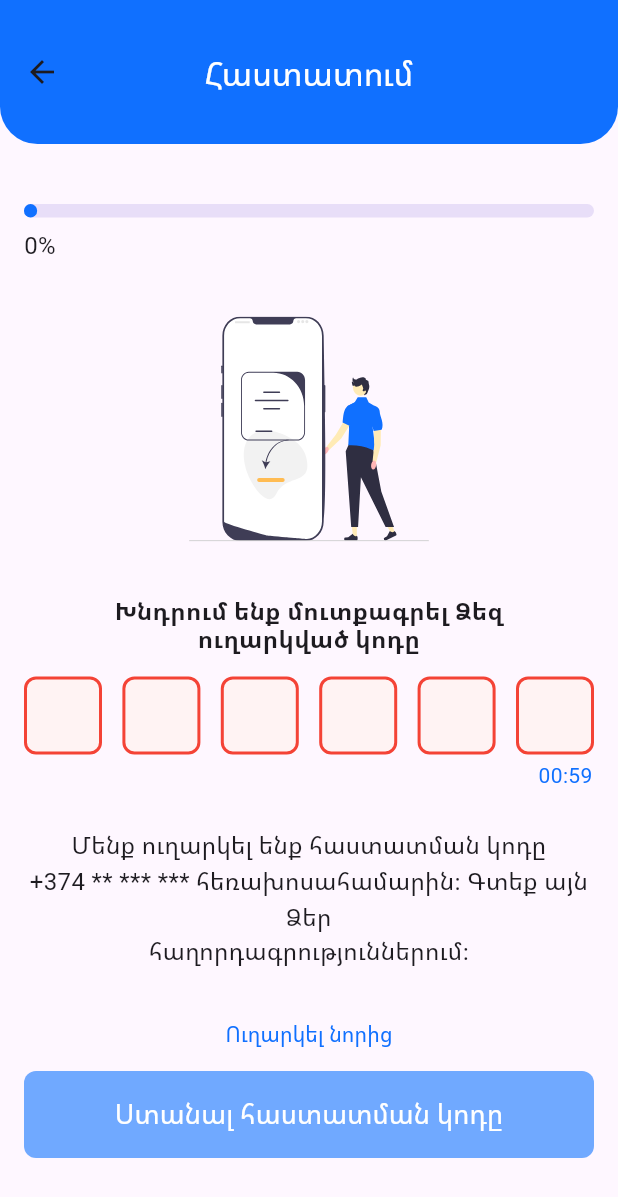
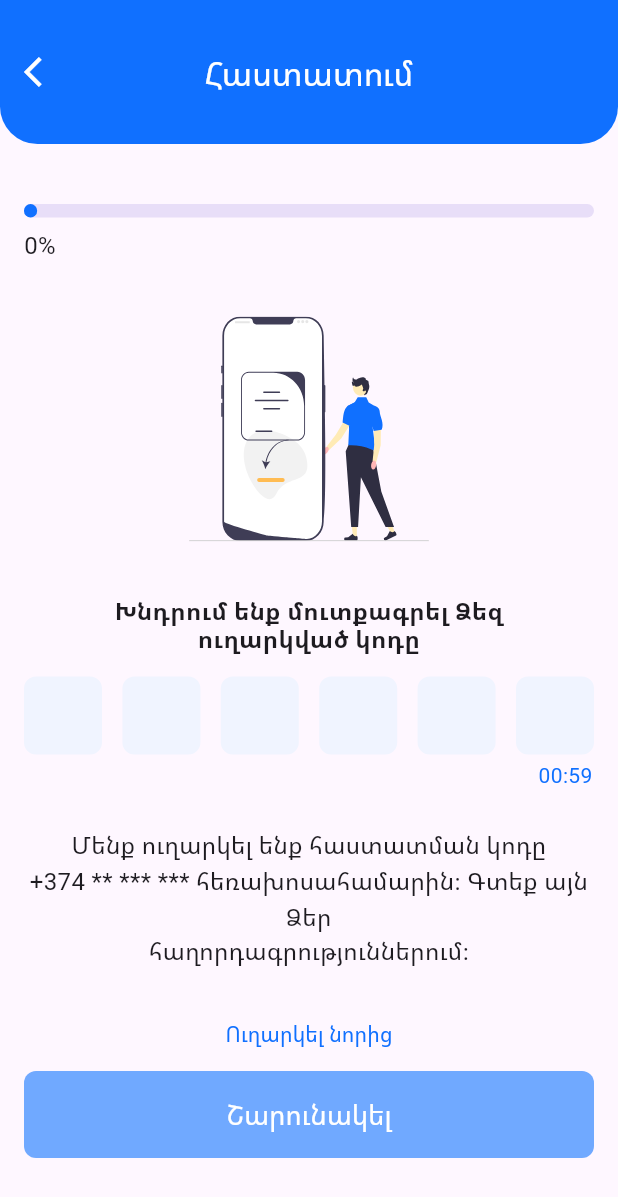
Before and after one commit to Miqo44/ScoreUp, a Flutter app: the Registration screen opened directly, after a tap on "Ստանալ հաստատման կոդը", on a phone screen of 412 x 824 dp. Shown: the top 1197 px of the screen. Run offline on Flutter 3.47's test engine with Material 3 defaults, Android fonts, the phone set to English and light mode, and no system bars; drawn by our look-alikes of pin_code_fields; our stand-ins replace dio, flutter_svg; project files that could hold a hidden picture were left out.

Commit message:
Added packages for appbar

```diff
--- a/lib/screens/login_page_state.dart
+++ b/lib/screens/login_page_state.dart
@@ -181,7 +181,7 @@ class LoginPageState extends State<LoginPage> {
                           Navigator.push(
                             context,
                             MaterialPageRoute(
-                              builder: (context) => Registration(),
+                              builder: (context) => const Registration(),
                             ),
                           );
                         },
--- a/lib/screens/registration/confirmation.dart
+++ b/lib/screens/registration/confirmation.dart
@@ -1,5 +1,5 @@
 import 'dart:async';
-
+import 'package:customappbar/customappbar.dart';
 import 'package:flutter/material.dart';
 import 'package:flutter_svg/svg.dart';
 import 'package:packages/colors.dart';
@@ -16,6 +16,7 @@ class PhoneNumberConfirmation extends StatefulWidget {
 class _PhoneNumberConfirmationState extends State<PhoneNumberConfirmation> {
   Timer? _timer;
   int _start = 60;
+  bool _hasStartedFilling = false;
 
   void startTimer() {
     _start = 60;
@@ -60,20 +61,7 @@ class _PhoneNumberConfirmationState extends State<PhoneNumberConfirmation> {
   @override
   Widget build(BuildContext context) {
     return Scaffold(
-      appBar: AppBar(
-        toolbarHeight: 96,
-        shape: const RoundedRectangleBorder(
-          borderRadius: BorderRadius.vertical(
-            bottom: Radius.circular(25),
-          ),
-        ),
-        backgroundColor: AppColors.appBarBackground,
-        title: const Text(
-          'Հաստատում',
-          style: TextStyle(color: Colors.white),
-        ),
-        centerTitle: true,
-      ),
+      appBar: const CustomAppBar(title: 'Հաստատում', toolBarHeight: 96,),
       body: SingleChildScrollView(
         child: Padding(
           padding: const EdgeInsets.all(16),
@@ -126,7 +114,9 @@ class _PhoneNumberConfirmationState extends State<PhoneNumberConfirmation> {
                 child: PinCodeTextField(
                   appContext: context,
                   length: 6,
-                  onChanged: (value) {},
+                  onChanged: (value) {
+
+                  },
                   onCompleted: (value) {},
                   keyboardType: TextInputType.number,
                   enableActiveFill: true,
@@ -137,10 +127,15 @@ class _PhoneNumberConfirmationState extends State<PhoneNumberConfirmation> {
                     borderRadius: BorderRadius.circular(8),
                     fieldHeight: 52,
                     fieldWidth: 52,
+                    inactiveColor: _hasStartedFilling
+                        ? AppColors.usernameFieldColorError
+                        : AppColors.usernameFieldColorDefault,
                     activeColor: AppColors.usernameFieldColorDefault,
                     activeFillColor: AppColors.usernameFieldColorDefault,
-                    selectedFillColor: Colors.transparent,
-                    inactiveFillColor: AppColors.usernameFieldColorError,
+                    selectedFillColor: AppColors.usernameFieldColorDefault,
+                    inactiveFillColor: _hasStartedFilling
+                        ? AppColors.usernameFieldColorError
+                        : AppColors.usernameFieldColorDefault,
                   ),
                 ),
               ),
@@ -169,6 +164,9 @@ class _PhoneNumberConfirmationState extends State<PhoneNumberConfirmation> {
               TextButton(
                 onPressed: () {
                   startTimer();
+                  setState(() {
+                    _hasStartedFilling = false;
+                  });
                 },
                 child: const Text(
                   "Ուղարկել նորից",
@@ -202,7 +200,7 @@ class _PhoneNumberConfirmationState extends State<PhoneNumberConfirmation> {
                         },
                         // onPressed: _onSubmit,
                         child: const Text(
-                          'Ստանալ հաստատման կոդը',
+                          'Շարունակել',
                           style: TextStyle(color: Colors.white, fontSize: 18),
                         ),
                       ),
--- a/lib/screens/registration/registration.dart
+++ b/lib/screens/registration/registration.dart
@@ -1,3 +1,4 @@
+import 'package:customappbarwithoutarrow/customappbarwithoutarrow.dart';
 import 'package:flutter/gestures.dart';
 import 'package:flutter/material.dart';
 import 'package:flutter/services.dart';
@@ -78,21 +79,7 @@ class RegistrationState extends State<Registration> {
   @override
   Widget build(BuildContext context) {
     return Scaffold(
-      appBar: AppBar(
-        automaticallyImplyLeading: false,
-        toolbarHeight: 96,
-        shape: const RoundedRectangleBorder(
-          borderRadius: BorderRadius.vertical(
-            bottom: Radius.circular(25),
-          ),
-        ),
-        backgroundColor: AppColors.appBarBackground,
-        title: const Text(
-          'Գրանցում',
-          style: TextStyle(color: Colors.white),
-        ),
-        centerTitle: true,
-      ),
+      appBar: const CustomAppBarWithoutArrow(title: 'Գրանցում', toolBarHeight: 96,),
       body: SingleChildScrollView(
         child: Padding(
           padding: const EdgeInsets.all(16),
--- /dev/null
+++ b/packages/customappbar/analysis_options.yaml
@@ -0,0 +1,4 @@
+include: package:flutter_lints/flutter.yaml
+
+# Additional information about this file can be found at
+# https://dart.dev/guides/language/analysis-options
--- /dev/null
+++ b/packages/customappbar/lib/customappbar.dart
@@ -0,0 +1,30 @@
+import 'package:flutter/material.dart';
+
+class CustomAppBar extends StatelessWidget implements PreferredSizeWidget {
+  final String title;
+  final double toolBarHeight;
+
+  const CustomAppBar({super.key, required this.title, required this.toolBarHeight});
+
+  @override
+  Widget build(BuildContext context) {
+    return AppBar(
+      title: Text(title,style: const TextStyle(color: Colors.white),),
+      leading: IconButton(color: Colors.white,
+        icon: const Icon(Icons.arrow_back_ios),
+        onPressed: () => Navigator.of(context).pop(),
+      ),
+      shape: const RoundedRectangleBorder(
+        borderRadius: BorderRadius.vertical(
+          bottom: Radius.circular(25),
+        ),
+      ),
+      backgroundColor: const Color(0xFF1070FF),
+      centerTitle: true,
+      toolbarHeight: toolBarHeight,
+    );
+  }
+
+  @override
+  Size get preferredSize => Size.fromHeight(toolBarHeight);
+}
--- /dev/null
+++ b/packages/customappbarwithoutarrow/analysis_options.yaml
@@ -0,0 +1,4 @@
+include: package:flutter_lints/flutter.yaml
+
+# Additional information about this file can be found at
+# https://dart.dev/guides/language/analysis-options
--- /dev/null
+++ b/packages/customappbarwithoutarrow/lib/customappbarwithoutarrow.dart
@@ -0,0 +1,27 @@
+import 'package:flutter/material.dart';
+
+class CustomAppBarWithoutArrow extends StatelessWidget implements PreferredSizeWidget {
+  final String title;
+  final double toolBarHeight;
+
+  const CustomAppBarWithoutArrow({super.key, required this.title, required this.toolBarHeight});
+
+  @override
+  Widget build(BuildContext context) {
+    return AppBar(
+      title: Text(title,style: const TextStyle(color: Colors.white),),
+      automaticallyImplyLeading: false,
+      shape: const RoundedRectangleBorder(
+        borderRadius: BorderRadius.vertical(
+          bottom: Radius.circular(25),
+        ),
+      ),
+      backgroundColor: const Color(0xFF1070FF),
+      centerTitle: true,
+      toolbarHeight: toolBarHeight,
+    );
+  }
+
+  @override
+  Size get preferredSize => Size.fromHeight(toolBarHeight);
+}
--- a/pubspec.yaml
+++ b/pubspec.yaml
@@ -36,6 +36,12 @@ dependencies:
 
   texts:
     path: packages/texts
+
+  customappbar:
+    path: packages/customappbar
+
+  customappbarwithoutarrow:
+    path: packages/customappbarwithoutarrow
 
   # The following adds the Cupertino Icons font to your application.
   # Use with the CupertinoIcons class for iOS style icons.
```
Also changed, not shown: packages/customappbar/pubspec.yaml (added, +54 -0 lines), packages/customappbarwithoutarrow/pubspec.yaml (added, +54 -0 lines), pubspec.lock, 10 other files.
